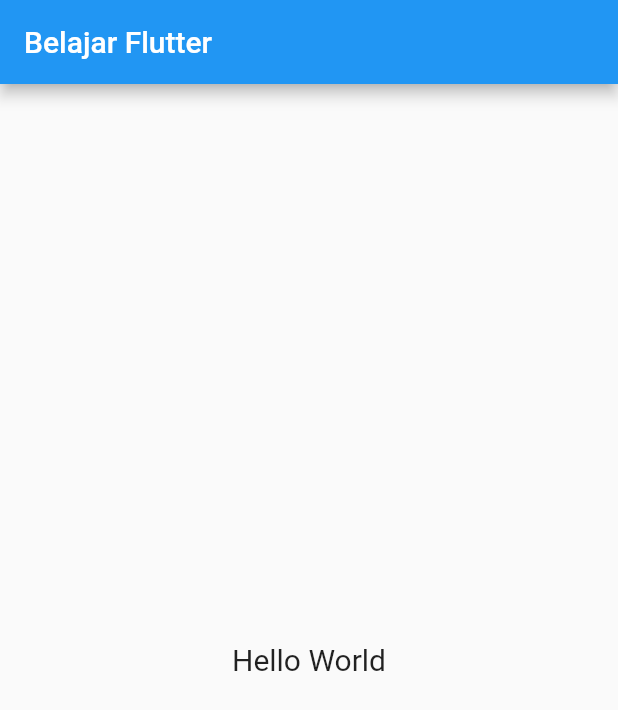
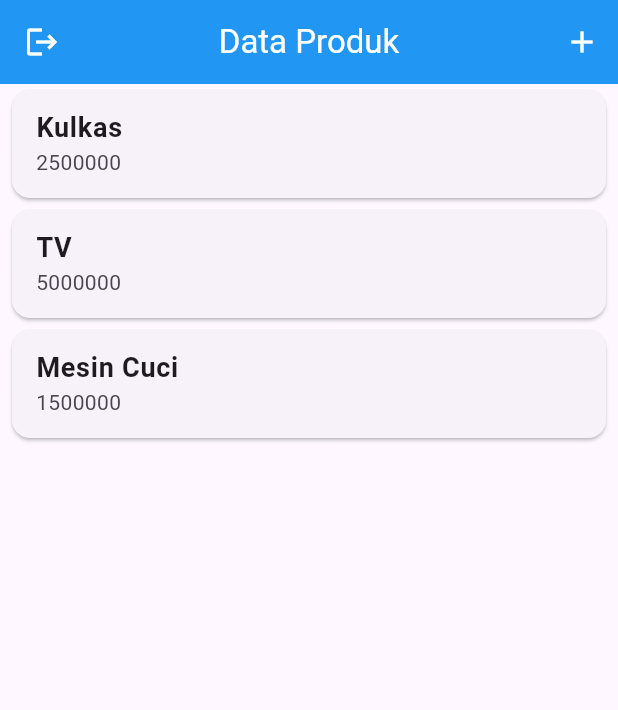
Before and after one commit to ujiifebrianti/APLIKASI_FLUTTER, a Flutter app: the screen it shows after launch, on a phone screen of 412 x 824 dp. Shown: the top 710 px of the screen. Run offline on Flutter 3.47's test engine with Material 3 defaults, Android fonts, the phone set to English and light mode, and no system bars.

Commit message:
Initial commit - upload project Flutter

```diff
--- a/lib/main.dart
+++ b/lib/main.dart
@@ -1,4 +1,5 @@
 import 'package:flutter/material.dart';
+import 'ui/produk_list.dart';
 
 void main() {
   runApp(const MyApp());
@@ -10,22 +11,17 @@ class MyApp extends StatelessWidget {
   @override
   Widget build(BuildContext context) {
     return MaterialApp(
-      debugShowCheckedModeBanner: false, // Hilangkan tulisan debug
+      debugShowCheckedModeBanner: false,
+      title: 'Aplikasi Produk',
       theme: ThemeData(
-        primarySwatch: Colors.blue, // <- warna utama biru
-        useMaterial3: false,        // <- pakai style Material 2 (AppBar biru)
-      ),
-      home: Scaffold(
-        appBar: AppBar(
-          title: const Text("Belajar Flutter"),
-        ),
-        body: const Center(
-          child: Text(
-            "Hello World",
-            style: TextStyle(fontSize: 20),
-          ),
+        primarySwatch: Colors.blue,
+        appBarTheme: const AppBarTheme(
+          backgroundColor: Colors.blue,
+          foregroundColor: Colors.white,
+          centerTitle: true,
         ),
       ),
+      home: const ProdukList(), // Halaman pertama
     );
   }
 }
--- /dev/null
+++ b/lib/ui/produk_list.dart
@@ -0,0 +1,67 @@
+import 'package:flutter/material.dart';
+import 'produk_page.dart';
+import 'produk_form.dart';
+
+class ProdukList extends StatelessWidget {
+  const ProdukList({super.key});
+
+  @override
+  Widget build(BuildContext context) {
+    final List<Map<String, dynamic>> produkList = [
+      {"kode": "A001", "nama": "Kulkas", "harga": 2500000},
+      {"kode": "A002", "nama": "TV", "harga": 5000000},
+      {"kode": "A003", "nama": "Mesin Cuci", "harga": 1500000},
+    ];
+
+    return Scaffold(
+      appBar: AppBar(
+        title: const Text('Data Produk'),
+        leading: IconButton(
+          icon: const Icon(Icons.logout), // tanda panah keluar
+          onPressed: () {
+            Navigator.pop(context); // kembali ke halaman sebelumnya
+          },
+        ),
+        actions: [
+          IconButton(
+            icon: const Icon(Icons.add), // tombol tambah (+)
+            onPressed: () {
+              Navigator.push(
+                context,
+                MaterialPageRoute(builder: (context) => const ProdukForm()),
+              );
+            },
+          ),
+        ],
+      ),
+      body: ListView.builder(
+        itemCount: produkList.length,
+        itemBuilder: (context, index) {
+          final produk = produkList[index];
+          return Card(
+            margin: const EdgeInsets.symmetric(horizontal: 8, vertical: 4),
+            child: ListTile(
+              title: Text(
+                produk['nama'],
+                style: const TextStyle(fontWeight: FontWeight.bold, fontSize: 18),
+              ),
+              subtitle: Text(produk['harga'].toString()),
+              onTap: () {
+                Navigator.push(
+                  context,
+                  MaterialPageRoute(
+                    builder: (context) => ProdukPage(
+                      kode: produk['kode'],
+                      nama: produk['nama'],
+                      harga: produk['harga'],
+                    ),
+                  ),
+                );
+              },
+            ),
+          );
+        },
+      ),
+    );
+  }
+}
```
Also changed, not shown: lib/column.dart (added, +53 -0 lines), lib/hello.dart (added, +36 -0 lines), lib/row.dart (added, +40 -0 lines), lib/ui/produk_form.dart (added, +87 -0 lines), lib/ui/produk_page.dart (added, +32 -0 lines), 1 other file.
